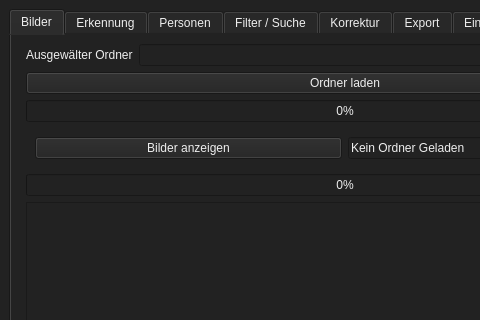
This is QT-Ui/Main.ui in Beginner090902/Photo-Face-sort as Qt 5 draws it before an edit; both pictures show x 0 to 480 and y 0 to 320 of the 684 by 510 pixel window. The edited form follows.
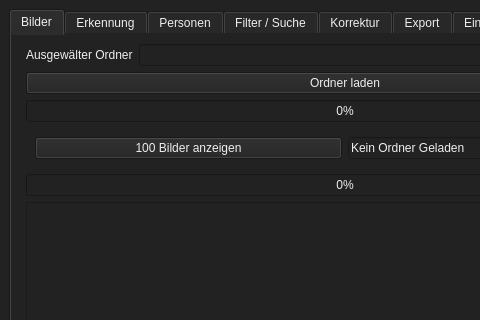
This is the edited form.

Commit message: change load button 100 pica

What changed in the file:
```diff
--- a/QT-Ui/Main.ui
+++ b/QT-Ui/Main.ui
@@ -121,7 +121,7 @@
               </sizepolicy>
              </property>
              <property name="text">
-              <string>Bilder anzeigen</string>
+              <string>100 Bilder anzeigen</string>
              </property>
             </widget>
            </item>
```
